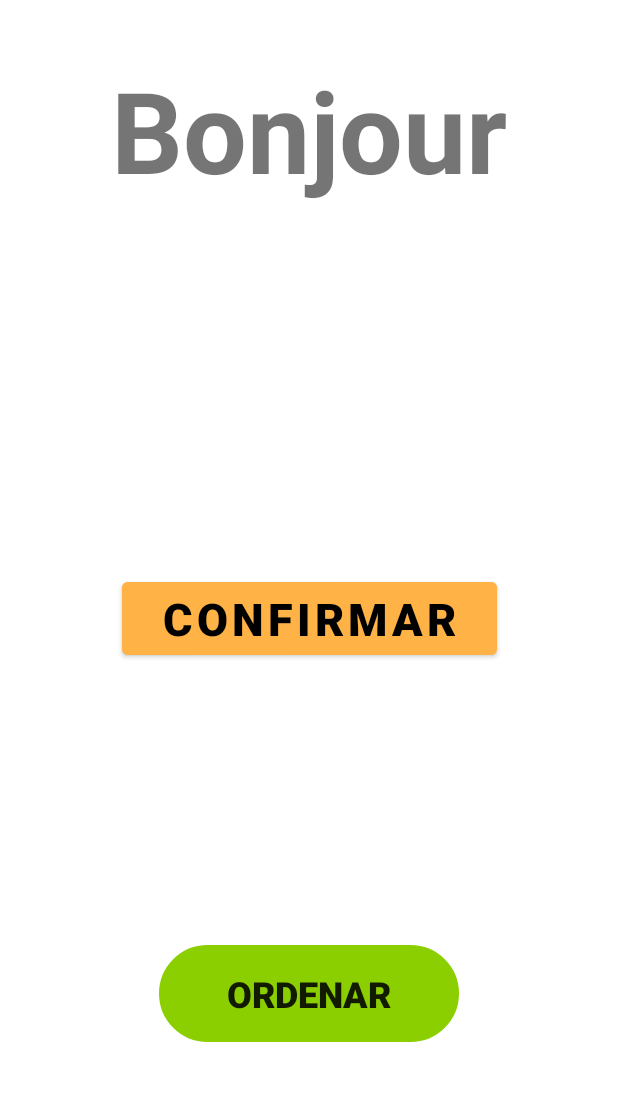
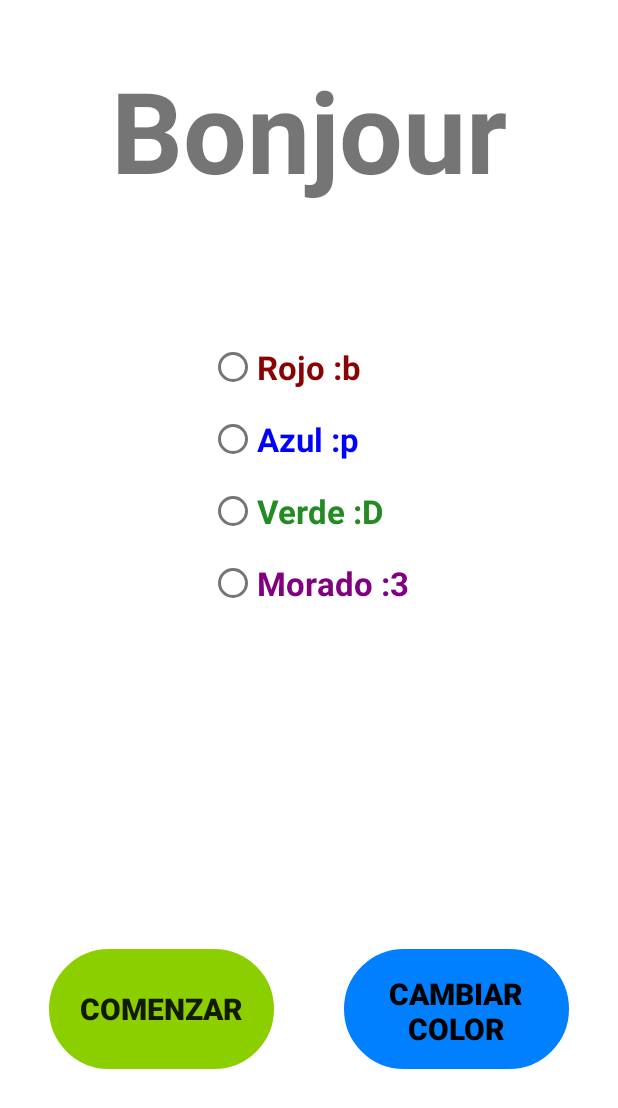
Before and after one commit to NovaNecros/CapacitacionFinantech, an Android app: the MainActivity screen opened directly, with no data from a screen before it, on a phone screen of 412 x 824 dp. Shown: the top 1108 px of the screen. Run offline under Robolectric (Android 15) with nearby library versions, the light colour scheme and no system bars.

Commit message:
Ya compila pero todavía falta que funcione bien.

```diff
--- a/app/src/main/java/com/capacitacion/radiobuttons/MainActivity.java
+++ b/app/src/main/java/com/capacitacion/radiobuttons/MainActivity.java
@@ -56,7 +56,7 @@
         final RadioButton azulRB = (RadioButton) findViewById(R.id.azulrb);
         final RadioButton verdeRB = (RadioButton) findViewById(R.id.verderb);
         final RadioButton moradoRB = (RadioButton) findViewById(R.id.moradorb);
-        final Button seleccion = (Button) findViewById(R.id.seleccionbtn);
+        final ToggleButton seleccion = (ToggleButton) findViewById(R.id.seleccionbtn);
 
         titulo.setVisibility(View.VISIBLE);
         imagen.setVisibility(View.GONE);
@@ -146,14 +146,16 @@
             }
         });
 
-        seleccion.setOnClickListener(new View.OnClickListener()
+        seleccion.setOnCheckedChangeListener(new CompoundButton.OnCheckedChangeListener()
         {
             @Override
-            public void onClick(View view)
+            public void onCheckedChanged(CompoundButton buttonView, boolean isChecked)
             {
                 String texto;
                 int color;
 
+                if(isChecked)
+                {
                     if(rojoRB.isChecked())
                     {
                         texto = getString(R.string.texto_toast_rojo);
@@ -178,6 +180,17 @@
                         color = ContextCompat.getColor(getApplicationContext(), R.color.moradopastel);
                         showToast(texto, color);
                     }
+                }
+                else
+                {
+                    texto = getString(R.string.texto_toast_blanco);
+                    color = ContextCompat.getColor(getApplicationContext(), R.color.azulchillon);
+                    showToast(texto, color);
+                }
+            }
+            public void onClick(View view)
+            {
+
             }
         });
     }
--- /dev/null
+++ b/app/src/main/res/drawable/color_botton_colors.xml
@@ -0,0 +1,29 @@
+<?xml version="1.0" encoding="utf-8"?>
+<selector xmlns:android="http://schemas.android.com/apk/res/android">
+    <item android:state_checked="true"
+        android:color="@color/rositafosfo">
+        <shape android:shape="rectangle">
+            <corners android:radius="60dp"/>
+            <stroke android:width="10dp"
+                android:color="@color/black"/>
+            <padding android:left="16dp"
+                android:top="16dp"
+                android:right="16dp"
+                android:bottom="16dp"/>
+        </shape>
+    </item>
+
+    <item android:state_checked="false"
+        android:color="@color/azulchillon">
+        <shape android:shape="rectangle">
+            <corners android:radius="60dp"/>
+            <stroke android:width="10dp"
+                android:color="@color/black"/>
+            <padding android:left="16dp"
+                android:top="16dp"
+                android:right="16dp"
+                android:bottom="16dp"/>
+        </shape>
+    </item>
+
+</selector>
--- a/app/src/main/res/layout/activity_main.xml
+++ b/app/src/main/res/layout/activity_main.xml
@@ -37,21 +37,40 @@
 
     <ToggleButton
         android:id="@+id/togglebutton"
-        android:layout_width="200dp"
-        android:layout_height="wrap_content"
-        android:background="@drawable/toggle_button_colors"
-        android:backgroundTint="@drawable/toggle_button_colors"
+        android:layout_width="150dp"
+        android:layout_height="80dp"
+        android:background="@drawable/start_button_colors"
+        android:backgroundTint="@drawable/start_button_colors"
         android:textOff="@string/texto_boton_off"
         android:textOn="@string/texto_boton_on"
-        android:textSize="24sp"
+        android:textSize="20sp"
         android:textStyle="bold"
         android:visibility="visible"
         app:layout_constraintBottom_toBottomOf="parent"
         app:layout_constraintEnd_toEndOf="parent"
-        app:layout_constraintHorizontal_bias="0.5"
+        app:layout_constraintHorizontal_bias="0.125"
         app:layout_constraintStart_toStartOf="parent"
         app:layout_constraintTop_toTopOf="parent"
-        app:layout_constraintVertical_bias="0.83" />
+        app:layout_constraintVertical_bias="0.85" />
+
+    <ToggleButton
+        android:id="@+id/seleccionbtn"
+        android:visibility="visible"
+        android:layout_width="150dp"
+        android:layout_height="80dp"
+        android:background="@drawable/color_botton_colors"
+        android:backgroundTint="@drawable/color_botton_colors"
+        android:textOff="@string/agregar_color"
+        android:textOn="@string/reiniciar_color"
+        android:textColor="@color/black"
+        android:textSize="20sp"
+        android:textStyle="bold"
+        app:layout_constraintBottom_toBottomOf="parent"
+        app:layout_constraintEnd_toEndOf="parent"
+        app:layout_constraintHorizontal_bias="0.875"
+        app:layout_constraintStart_toStartOf="parent"
+        app:layout_constraintTop_toTopOf="parent"
+        app:layout_constraintVertical_bias="0.85" />
 
     <CheckBox
         android:id="@+id/appetizercheck"
@@ -60,7 +79,7 @@
         android:text="@string/aperitivo"
         android:textSize="40sp"
         android:textStyle="bold"
-        android:visibility="visible"
+        android:visibility="gone"
         android:gravity="start"
         app:layout_constraintBottom_toBottomOf="parent"
         app:layout_constraintEnd_toEndOf="parent"
@@ -76,7 +95,7 @@
         android:text="@string/entrada"
         android:textSize="40sp"
         android:textStyle="bold"
-        android:visibility="visible"
+        android:visibility="gone"
         android:gravity="start"
         app:layout_constraintBottom_toBottomOf="parent"
         app:layout_constraintEnd_toEndOf="parent"
@@ -91,7 +110,7 @@
         android:text="@string/postre"
         android:textSize="40sp"
         android:textStyle="bold"
-        android:visibility="visible"
+        android:visibility="gone"
         android:gravity="start"
         app:layout_constraintBottom_toBottomOf="parent"
         app:layout_constraintEnd_toEndOf="parent"
@@ -102,11 +121,11 @@
 
     <Button
         android:id="@+id/ordenarbtn"
-        android:layout_width="200dp"
+        android:layout_width="250dp"
         android:layout_height="wrap_content"
         android:text="@string/ordenar"
         android:textSize="40sp"
-        android:visibility="gone"
+        android:visibility="visible"
         android:backgroundTint="@color/brat"
         app:layout_constraintBottom_toBottomOf="parent"
         app:layout_constraintEnd_toEndOf="parent"
@@ -115,18 +134,51 @@
         app:layout_constraintTop_toTopOf="parent"
         app:layout_constraintVertical_bias="0.65" />
 
-    <Button
-        android:id="@+id/seleccionbtn"
-        android:layout_width="250dp"
+    <RadioGroup
+        android:id="@+id/barracolores"
+        android:layout_width="wrap_content"
         android:layout_height="wrap_content"
-        android:backgroundTint="@color/naranjapastel"
-        android:text="@string/seleccionar"
-        android:textColor="@color/black"
-        android:textStyle="bold"
-        android:textSize="30sp"
+        android:layout_marginTop="150dp"
+        android:layout_marginBottom="341dp"
+        android:orientation="vertical"
+        app:layout_constraintBottom_toBottomOf="parent"
+        app:layout_constraintTop_toTopOf="parent"
+        app:layout_constraintStart_toStartOf="parent"
         app:layout_constraintEnd_toEndOf="parent"
-        app:layout_constraintStart_toStartOf="parent"
-        app:layout_constraintTop_toTopOf="parent"
-        app:layout_constraintBottom_toBottomOf="parent"/>
+        app:layout_constraintHorizontal_bias="0.5">
+        <RadioButton
+            android:id="@+id/rojorb"
+            android:text="@string/texto_toast_rojo"
+            android:textStyle="bold"
+            android:textSize="22sp"
+            android:textColor="@color/rojosangre"
+            android:layout_width="match_parent"
+            android:layout_height="wrap_content"/>
+        <RadioButton
+            android:id="@+id/azulrb"
+            android:text="@string/texto_toast_azul"
+            android:textStyle="bold"
+            android:textSize="22sp"
+            android:textColor="@color/azul"
+            android:layout_width="match_parent"
+            android:layout_height="wrap_content"/>
+        <RadioButton
+            android:id="@+id/verderb"
+            android:text="@string/texto_toast_verde"
+            android:textStyle="bold"
+            android:textSize="22sp"
+            android:textColor="@color/verdebosque"
+            android:layout_width="match_parent"
+            android:layout_height="wrap_content"/>
+        <RadioButton
+            android:id="@+id/moradorb"
+            android:text="@string/texto_toast_morado"
+            android:textStyle="bold"
+            android:textSize="22sp"
+            android:textColor="@color/moradofuerte"
+            android:layout_width="match_parent"
+            android:layout_height="wrap_content"/>
+
+    </RadioGroup>
 
 </androidx.constraintlayout.widget.ConstraintLayout>
--- a/app/src/main/res/values/colors.xml
+++ b/app/src/main/res/values/colors.xml
@@ -13,4 +13,9 @@
     <color name="moradopastel">#D8BFD8</color>
     <color name="naranjapastel">#FFB347</color>
     <color name="dorado">#B8860B</color>
+    <color name="rositafosfo">#FF007F</color>
+    <color name="moradofuerte">#800080</color>
+    <color name="azul">#0000FF</color>
+    <color name="rojo">#FF0000</color>
+    <color name="verde">#00FF00</color>
 </resources>
--- a/app/src/main/res/values/strings.xml
+++ b/app/src/main/res/values/strings.xml
@@ -1,13 +1,16 @@
 <resources>
     <string name="app_name">Checkboxes</string>
     <string name="texto_boton_on">Salir</string>
-    <string name="texto_boton_off">Ordenar</string>
+    <string name="texto_boton_off">Comenzar</string>
+    <string name="agregar_color">Cambiar color</string>
+    <string name="reiniciar_color">Quitar color</string>
     <string name="texto_toast_on">Marca tu orden</string>
     <string name="texto_toast_off">Hasta luego!!</string>
     <string name="texto_toast_rojo">Rojo :b</string>
     <string name="texto_toast_azul">Azul :p</string>
     <string name="texto_toast_verde">Verde :D</string>
     <string name="texto_toast_morado">Morado :3</string>
+    <string name="texto_toast_blanco">Sin color :(</string>
     <string name="titulo">Bonjour</string>
     <string name="aperitivo">Appetizer</string>
     <string name="entrada">Entree</string>
```
Also changed, not shown: app/src/main/res/drawable/start_button_colors.xml (renamed from app/src/main/res/drawable/toggle_button_colors.xml). Lines whose indentation alone changed are shown as unchanged.
